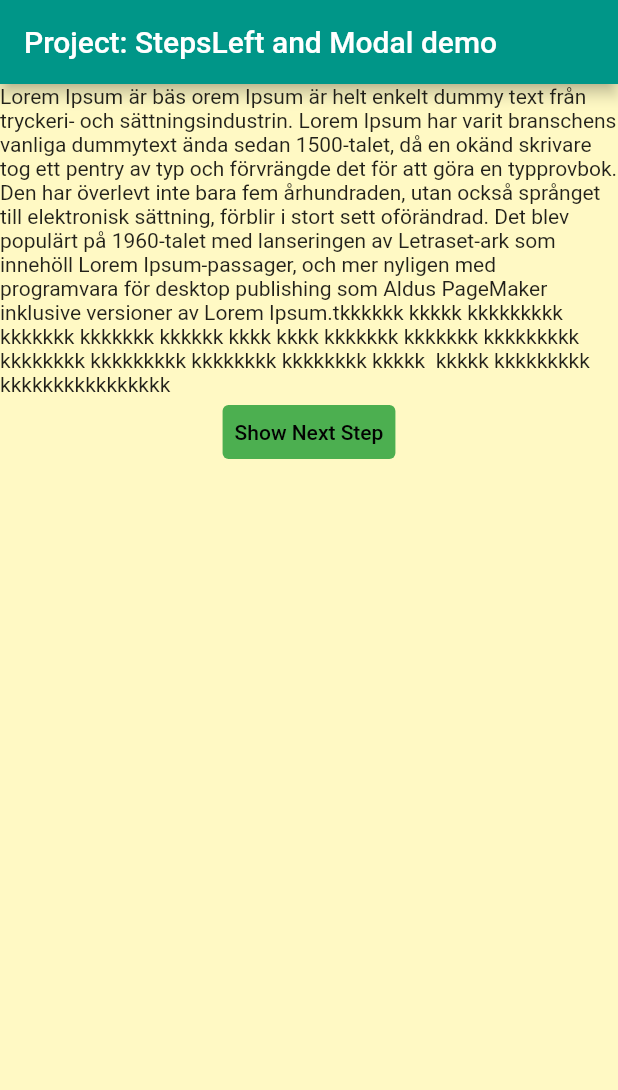
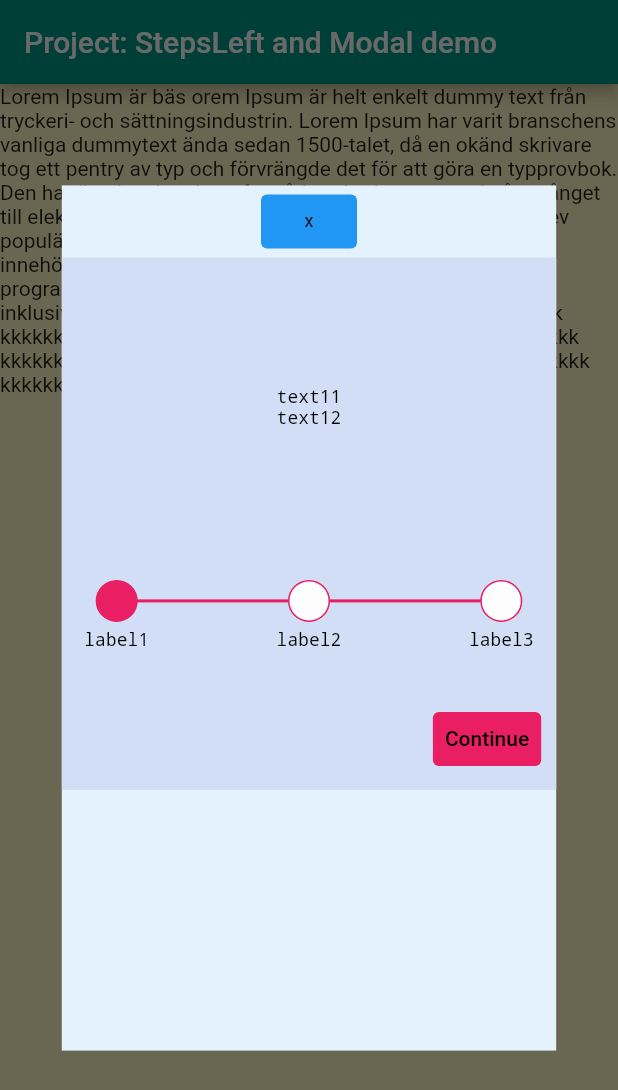
Before and after one commit to jesschowh/TDDC73, a Flutter app: the screen it shows after launch, after a tap on "Show Next Step", on a phone screen of 412 x 824 dp. Shown: the top 1090 px of the screen. Run offline on Flutter 3.47's test engine with Material 2 defaults, Android fonts, the phone set to English and light mode, and no system bars; our stand-ins replace graphql_flutter.

Commit message:
project is mostly done. Need some refactoring

```diff
--- a/project/lib/helper.dart
+++ b/project/lib/helper.dart
@@ -2,11 +2,10 @@
 import 'package:flutter/material.dart';
 
 class StepClass {
-  String title;
   String label;
   Widget content;
 
-  StepClass({required this.title, required this.label, required this.content});
+  StepClass({required this.label, required this.content});
 }
 
 // Creates circles based on the current step
@@ -63,11 +62,30 @@ class StepItem extends StatelessWidget {
           ],
         ),
         const SizedBox(height: 5),
-        Text(
-          label,
-          style: const TextStyle(fontSize: 12),
-        ),
+        setText(label),
       ],
     );
   }
 }
+
+Text setText(String input) {
+  return Text(
+    input,
+    style: const TextStyle(
+        decoration: TextDecoration.none,
+        color: Colors.black,
+        fontSize: 12,
+        fontWeight: FontWeight.normal),
+  );
+}
+
+Text setTitleText(String input) {
+  return Text(
+    input,
+    style: const TextStyle(
+        decoration: TextDecoration.none,
+        color: Colors.black,
+        fontSize: 18,
+        fontWeight: FontWeight.bold),
+  );
+}
--- a/project/lib/main.dart
+++ b/project/lib/main.dart
@@ -35,31 +35,56 @@ class _HomeState extends State<Home> {
 
   @override
   Widget build(BuildContext context) {
-    //bool showWidget = true;
-
     StepClass stepTest = StepClass(
-        title: 'title1',
-        label: 'label1',
-        content: SizedBox(
+      label: 'label1',
+      content: Column(
+        children: [
+          // Container(
+          //   color: Colors.grey,
+          //   child: Padding(
+          //     padding: const EdgeInsets.all(5.0),
+          //     child: Row(
+          //       children: <Widget>[
+          //         Expanded(
+          //           child: setTitleText("title1"),
+          //         ),
+          //       ],
+          //     ),
+          //   ),
+          // ),
+          SizedBox(
             width: 200,
             height: 200,
-            child: Row(
-                mainAxisAlignment: MainAxisAlignment.center,
-                children: const [Text('text11'), Text('text12')])));
+            child: Column(
+              mainAxisAlignment: MainAxisAlignment.center,
+              children: [
+                setText('text11'),
+                setText('text12'),
+              ],
+            ),
+          ),
+        ],
+      ),
+    );
     StepClass stepTest2 = StepClass(
-        title: 'title2',
         label: 'label2',
-        content: Row(children: const [
-          Text('hello this iiiis a text :))))) '),
-          Text('text22')
+        content: Row(children: [
+          setText('hello this iiiis a text :))))) '),
+          setText('text22')
         ]));
     StepClass stepTest3 = StepClass(
-        title: 'title3',
         label: 'label3',
-        content: Row(children: const [Text('text31'), Text('text32')]));
+        content: Row(children: [setText('text31'), setText('text32')]));
 
     List<StepClass> allSteps = <StepClass>[stepTest, stepTest2, stepTest3];
     List<StepClass> allStepsEMPTY = <StepClass>[];
+
+    // bool getBool() {
+    //   Future.delayed(const Duration(milliseconds: 500), () {
+    //     showModal = true;
+    //   });
+    //   return showModal;
+    // }
 
     return Scaffold(
       appBar: AppBar(
@@ -72,13 +97,11 @@ class _HomeState extends State<Home> {
             const SizedBox(
                 child: Text(
                     'Lorem Ipsum är bäs orem Ipsum är helt enkelt dummy text från tryckeri- och sättningsindustrin. Lorem Ipsum har varit branschens vanliga dummytext ända sedan 1500-talet, då en okänd skrivare tog ett pentry av typ och förvrängde det för att göra en typprovbok. Den har överlevt inte bara fem århundraden, utan också språnget till elektronisk sättning, förblir i stort sett oförändrad. Det blev populärt på 1960-talet med lanseringen av Letraset-ark som innehöll Lorem Ipsum-passager, och mer nyligen med programvara för desktop publishing som Aldus PageMaker inklusive versioner av Lorem Ipsum.tkkkkkk kkkkk kkkkkkkkk kkkkkkk kkkkkkk kkkkkk kkkk kkkk kkkkkkk kkkkkkk kkkkkkkkk kkkkkkkk kkkkkkkkk kkkkkkkk kkkkkkkk kkkkk  kkkkk kkkkkkkkk kkkkkkkkkkkkkkkk')),
-            // StepsLeft(
-            //     allSteps: allSteps,
-            //     currentStep: currentStep,
-            //     color: Colors.pink),
-
             Modal(
-              content: Text("heeeeej detta är en modal ttyp :) "),
+              content: StepsLeft(
+                  allSteps: allSteps,
+                  currentStep: currentStep,
+                  color: Colors.pink),
               showModal: showModal,
             ),
             TextButton(
@@ -100,4 +123,14 @@ class _HomeState extends State<Home> {
       ),
     );
   }
+
+  // @override
+  // void initState() {
+  //   super.initState();
+  //   Future.delayed(const Duration(seconds: 15), () {
+  //     setState(() {
+  //       showModal = true;
+  //     });
+  //   });
+  // }
 }
--- a/project/lib/modal.dart
+++ b/project/lib/modal.dart
@@ -1,10 +1,22 @@
 import 'package:flutter/material.dart';
 
+import 'helper.dart';
+
 class Modal extends StatefulWidget {
-  const Modal({super.key, required this.content, this.showModal = true});
+  Modal(
+      {super.key,
+      required this.content,
+      this.showModal = false,
+      this.timeDelay = false})
+      : assert(
+            !timeDelay && !showModal ||
+                timeDelay && !showModal ||
+                !timeDelay && showModal,
+            "Error: Both timeDelay and showModal can not be true at the same time");
 
   final Widget content;
-  final bool showModal;
+  bool showModal;
+  bool timeDelay;
 
   @override
   State<Modal> createState() => _ModalState();
@@ -21,17 +33,20 @@ class _ModalState extends State<Modal> {
     overlayEntry = OverlayEntry(
       builder: (BuildContext context) {
         return FractionallySizedBox(
+          // Covers the whole screen
           child: Container(
+            // "Smokes" out the background
             color: const Color.fromARGB(150, 0, 0, 0),
             child: FractionallySizedBox(
+              // Sets size of the modal
               widthFactor: 0.8,
               heightFactor: 0.7,
               child: Center(
                 child: Container(
+                  // Sets color of the modal
                   color: Colors.blue.shade50,
                   child: Column(
                     children: [
-                      widget.content,
                       TextButton(
                         style: ButtonStyle(
                           foregroundColor: MaterialStateProperty.all<Color>(
@@ -40,7 +55,12 @@ class _ModalState extends State<Modal> {
                               MaterialStateProperty.all<Color>(Colors.blue),
                         ),
                         onPressed: () => hideOverlay(),
-                        child: const Text('x'),
+                        child: setText('x'),
+                      ),
+                      ConstrainedBox(
+                        constraints: BoxConstraints(
+                            maxWidth: MediaQuery.of(context).size.width * 0.8),
+                        child: widget.content,
                       ),
                     ],
                   ),
@@ -54,23 +74,27 @@ class _ModalState extends State<Modal> {
     Overlay.of(context)?.insert(overlayEntry);
   }
 
-  // builds empty contaainer at launch
-  //how can the user specify when to show modal??
+  // builds empty container at launch
   @override
   Widget build(BuildContext context) {
-    print(widget.showModal);
+    WidgetsBinding.instance.addPostFrameCallback((_) {
+      widget.showModal ? showOverlay() : () {};
+    });
+    print('time delay ${widget.timeDelay}, showModal ${widget.showModal}');
     return Container();
   }
 
-  // Displays the Modal widget after build is finished
   @override
   void initState() {
     super.initState();
-    print("running init state");
     WidgetsBinding.instance.addPostFrameCallback((_) {
-      print("running addPostFrameCallback");
-      // RendererBinding.instance.addPostFrameCallback((_) {
-      widget.showModal ? showOverlay() : () {};
+      widget.timeDelay
+          ? Future.delayed(const Duration(seconds: 5), () {
+              setState(() {
+                widget.showModal = true;
+              });
+            })
+          : () {};
     });
   }
 }
```
Also changed, not shown: project/lib/stepsLeft.dart (+0 -13 lines).
